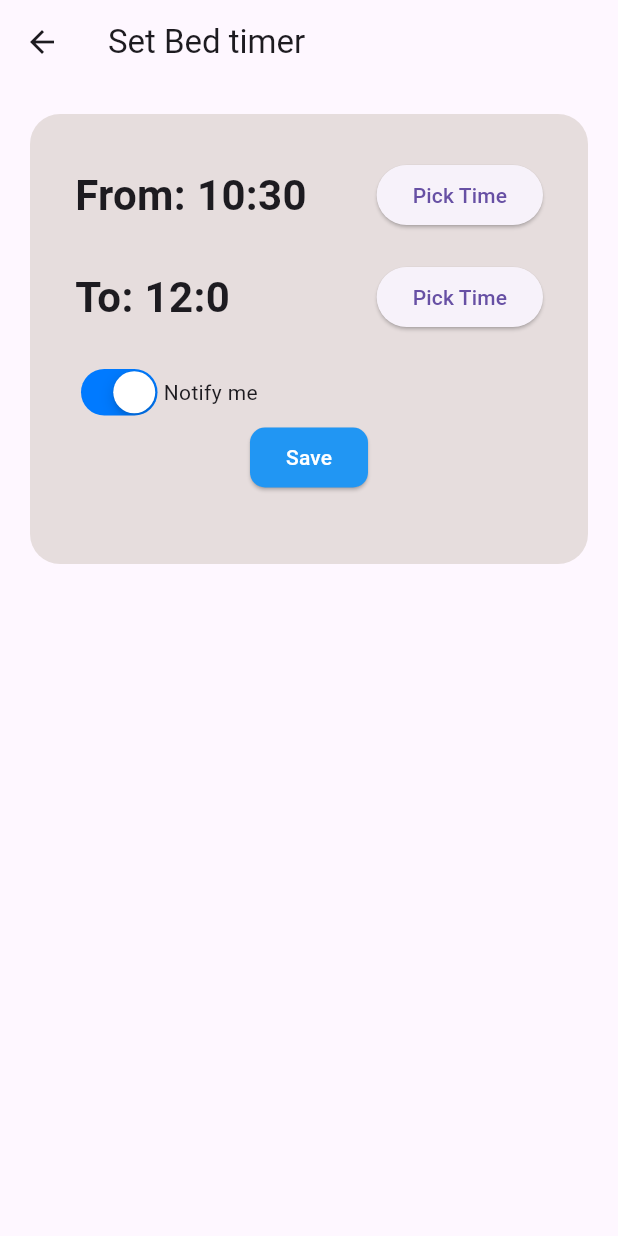
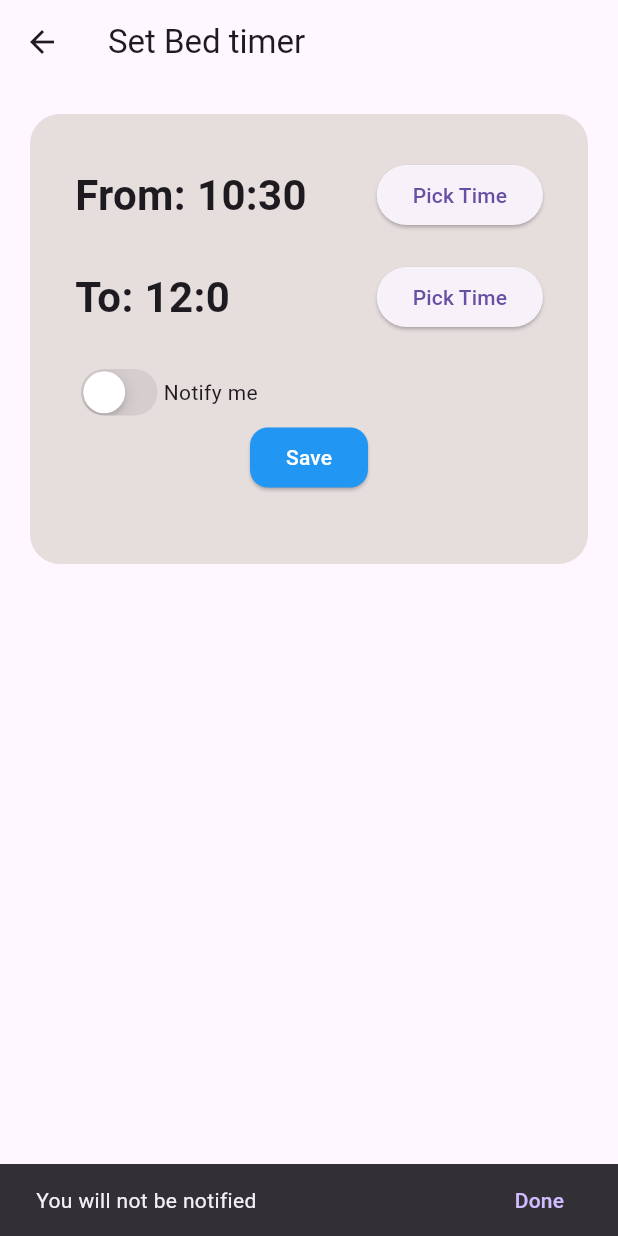
Before and after one commit to Amoako419/Flutter_Semester_Project, a Flutter app: the TimePickerWidget screen opened directly, after a tap on "Save", on a phone screen of 412 x 824 dp. Run offline on Flutter 3.47's test engine with Material 3 defaults, Android fonts, the phone set to English and light mode, and no system bars; our stand-ins replace flutter_local_notifications.

Commit message:
initial commit

```diff
--- a/health_monitor/lib/main.dart
+++ b/health_monitor/lib/main.dart
@@ -3,6 +3,7 @@
 import 'package:flutter/material.dart';
 import 'package:health_monitor/pages/firstPage.dart';
 import 'package:health_monitor/pages/medicalID.dart';
+import 'package:flutter_local_notifications/flutter_local_notifications.dart';
 
 
 void main() {
--- a/health_monitor/lib/pages/timepicker.dart
+++ b/health_monitor/lib/pages/timepicker.dart
@@ -38,7 +38,40 @@ class _TimePickerWidgetState extends State<TimePickerWidget> {
         });
         }
     });}
-      bool switchValue = true;
+      bool switchValue = false;
+
+      void _snackB(){
+        if (switchValue == true){
+              final snackBar = SnackBar(
+            content: const Text('You will be notified'),
+            action: SnackBarAction(
+              label: 'Done',
+              onPressed: () {
+                // Some code to undo the change.
+              },
+            ),
+          );
+
+          // Find the ScaffoldMessenger in the widget tree
+          // and use it to show a SnackBar.
+          ScaffoldMessenger.of(context).showSnackBar(snackBar);
+        }
+        else{
+              final snackBar = SnackBar(
+            content: const Text('You will not be notified'),
+            action: SnackBarAction(
+              label: 'Done',
+              onPressed: () {
+                // Some code to undo the change.
+              },
+            ),
+          );
+
+          // Find the ScaffoldMessenger in the widget tree
+          // and use it to show a SnackBar.
+          ScaffoldMessenger.of(context).showSnackBar(snackBar);
+        }
+      }
 
     @override
     Widget build(BuildContext context) {
@@ -116,10 +149,12 @@ class _TimePickerWidgetState extends State<TimePickerWidget> {
     primary: Colors.blue,
     onPrimary: Colors.white,
     shape: RoundedRectangleBorder(
-        borderRadius: BorderRadius.circular(10),
+        borderRadius: BorderRadius.circular(12),
     ),
     ),
-    onPressed: () {},
+    onPressed: () {
+      _snackB();
+    },
     child: const Text('Save'),
 )
 
--- a/health_monitor/pubspec.yaml
+++ b/health_monitor/pubspec.yaml
@@ -33,10 +33,10 @@ dependencies:
   hive: "2.2.3"
   hive_flutter: "1.1.0"
 
-
   # The following adds the Cupertino Icons font to your application.
   # Use with the CupertinoIcons class for iOS style icons.
   cupertino_icons: ^1.0.2
+  flutter_local_notifications: ^17.0.1
 
 dev_dependencies:
   flutter_test:
```
Also changed, not shown: health_monitor/pubspec.lock, 1 other file.
